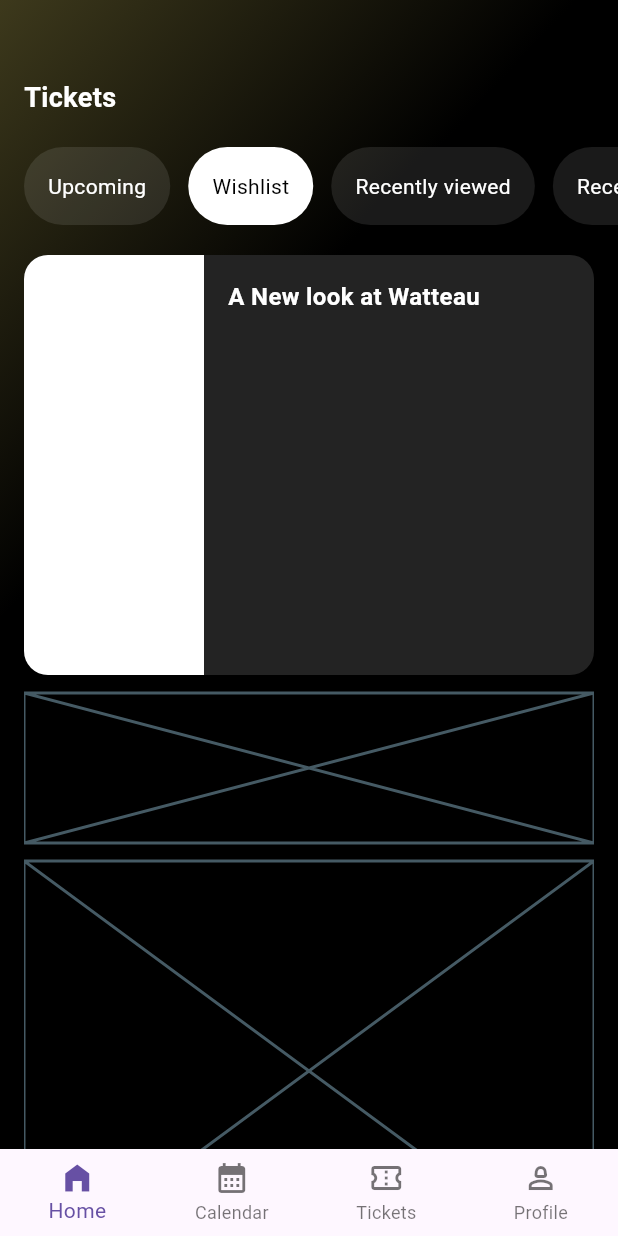
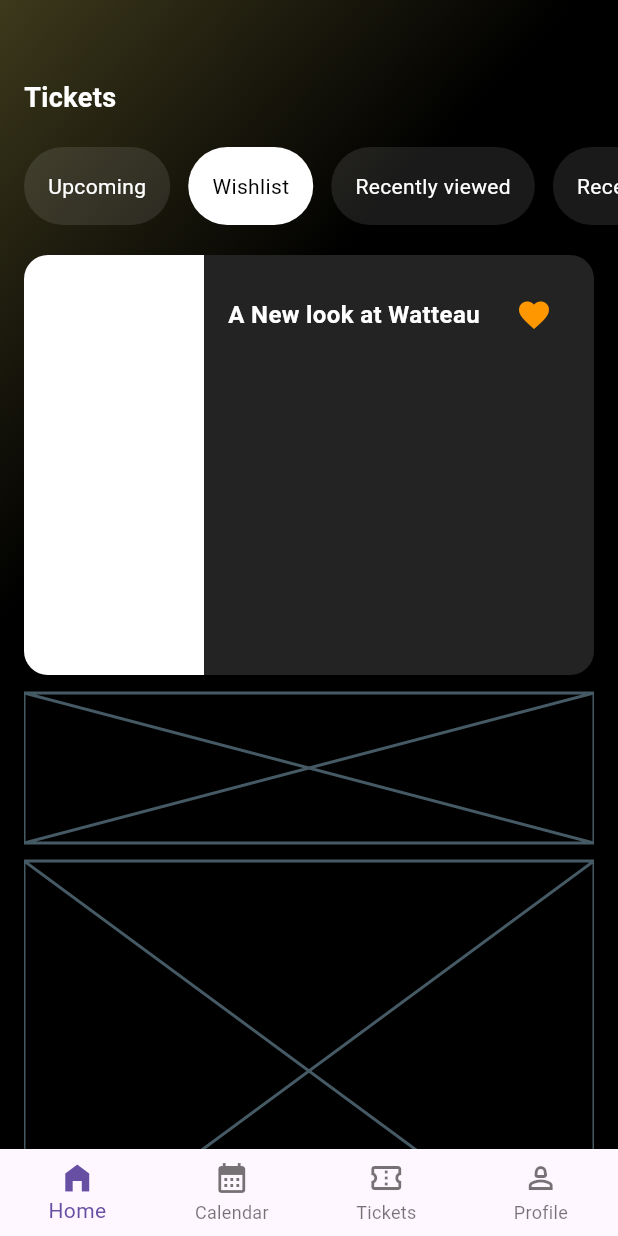
Before and after one commit to JAICHANGPARK/flutter_notebook_chapter_43, a Flutter app: the EventHomePage screen opened directly, on a phone screen of 412 x 824 dp. Run offline on Flutter 3.47's test engine with Material 3 defaults, Android fonts, the phone set to English and light mode, and no system bars; our stand-ins replace gap, hugeicons, percent_indicator.

Commit message:
Update event_home_page.dart

```diff
--- a/lib/ep2186_event_app/ui/event_home_page.dart
+++ b/lib/ep2186_event_app/ui/event_home_page.dart
@@ -150,6 +150,7 @@ class _EventHomePageState extends State<EventHomePage> {
                                         crossAxisAlignment: CrossAxisAlignment.start,
                                         children: [
                                           Row(
+                                            mainAxisAlignment: MainAxisAlignment.spaceBetween,
                                             children: [
                                               Text(
                                                 "A New look at Watteau",
@@ -158,9 +159,16 @@ class _EventHomePageState extends State<EventHomePage> {
                                                   color: Colors.white,
                                                   fontWeight: FontWeight.bold,
                                                 ),
+                                              ),
+                                              IconButton(
+                                                onPressed: () {},
+                                                icon: Icon(
+                                                  Icons.favorite,
+                                                ),
+                                                color: Colors.orange,
                                               )
                                             ],
-                                          )
+                                          ),
                                         ],
                                       ),
                                     ),
```
